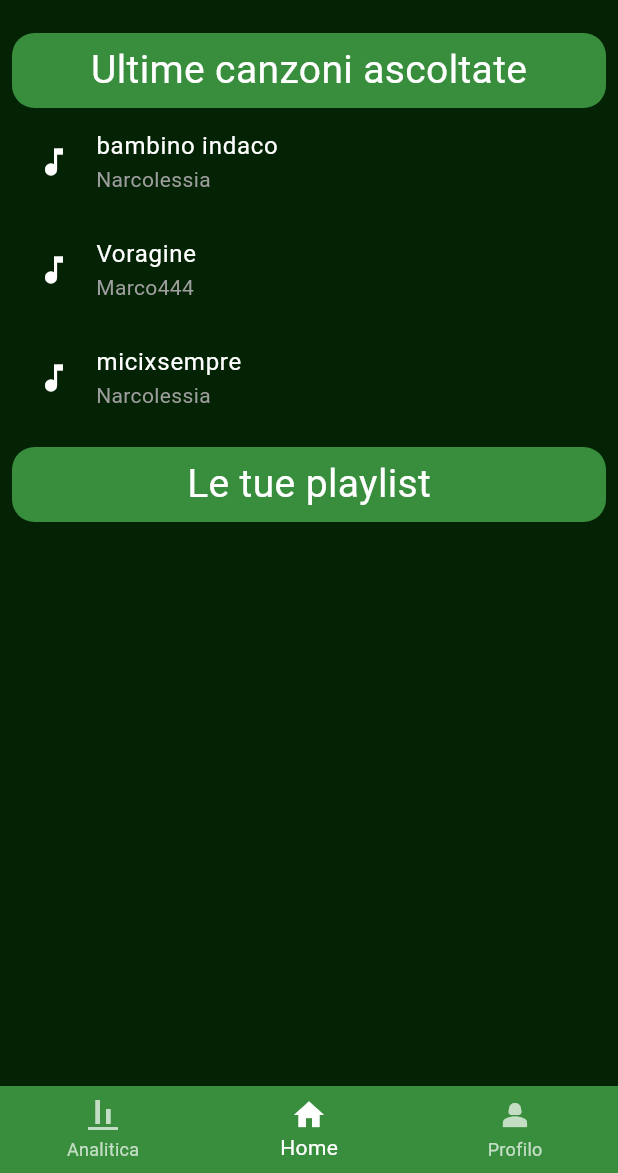
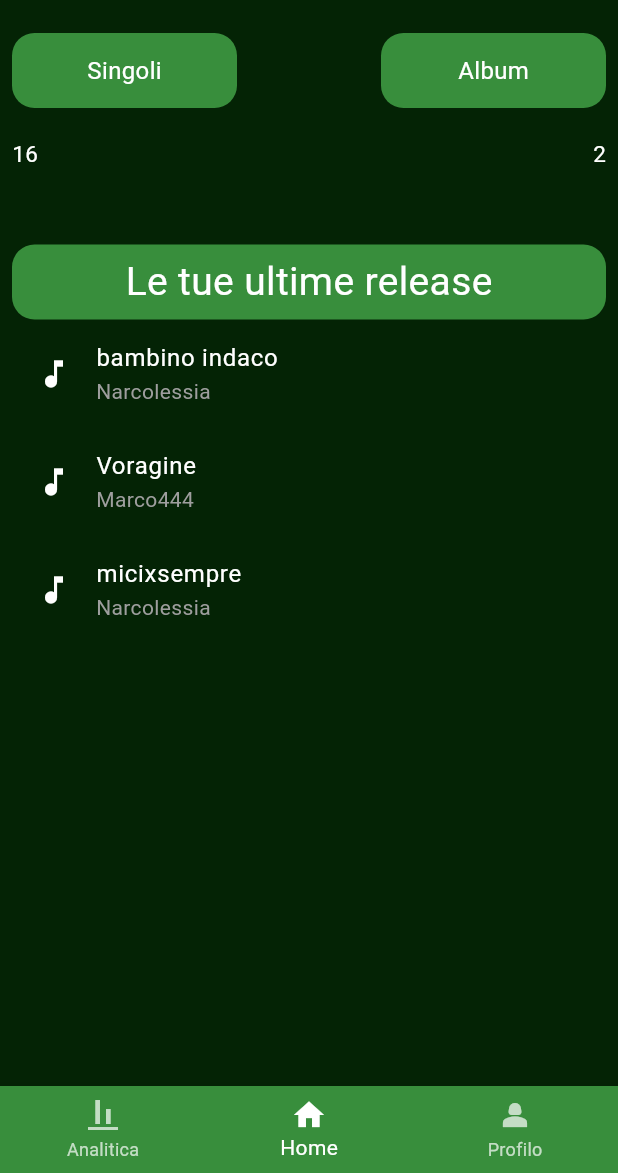
Before and after one commit to agiovanelli/FrogTunes, a Flutter app: the HomeAMEView screen opened directly, on a phone screen of 412 x 824 dp, the part 63-1236 px from its top. Run offline on Flutter 3.47's test engine with Material 3 defaults, Android fonts, the phone set to English and light mode, and no system bars.

Commit message:
Update contentA.dart

```diff
--- a/code/frogtunes/lib/AME/contentA.dart
+++ b/code/frogtunes/lib/AME/contentA.dart
@@ -11,6 +11,50 @@ class HomeAContent extends StatelessWidget {
           padding: const EdgeInsets.all(8.0),
           child: Column(
             children: [
+              Row(
+                mainAxisAlignment: MainAxisAlignment
+                    .spaceBetween, // Allinea il container a sinistra
+                children: [
+                  Container(
+                    height: 50,
+                    width: 150,
+                    decoration: BoxDecoration(
+                      color: Colors.green[700],
+                      borderRadius: BorderRadius.circular(15.0),
+                    ),
+                    child: const Padding(
+                      padding: EdgeInsets.symmetric(horizontal: 8.0),
+                      child: Center(
+                        child: Text('Singoli',
+                            style:
+                                TextStyle(fontSize: 16, color: Colors.white)),
+                      ),
+                    ),
+                  ),
+                  Container(
+                      height: 50,
+                      width: 150,
+                      decoration: BoxDecoration(
+                        color: Colors.green[700],
+                        borderRadius: BorderRadius.circular(15.0),
+                      ),
+                      child: const Center(
+                          child: Text('Album',
+                              style: TextStyle(
+                                  fontSize: 16, color: Colors.white)))),
+                ],
+              ),
+              const SizedBox(height: 20),
+              const Row(
+                  mainAxisAlignment: MainAxisAlignment
+                      .spaceBetween, // Allinea il container a sinistra
+                  children: [
+                    Text('16',
+                        style: TextStyle(fontSize: 15, color: Colors.white)),
+                    Text('2',
+                        style: TextStyle(fontSize: 15, color: Colors.white))
+                  ]),
+              const SizedBox(height: 50),
               Container(
                   height: 50,
                   decoration: BoxDecoration(
@@ -18,7 +62,7 @@ class HomeAContent extends StatelessWidget {
                     borderRadius: BorderRadius.circular(15.0),
                   ),
                   child: const Center(
-                      child: Text('Ultime canzoni ascoltate',
+                      child: Text('Le tue ultime release',
                           style:
                               TextStyle(fontSize: 26, color: Colors.white)))),
               const ListTile(
@@ -44,17 +88,6 @@ class HomeAContent extends StatelessWidget {
               const SizedBox(
                 height: 10,
               ),
-              Container(
-                  height: 50,
-                  decoration: BoxDecoration(
-                    color: Colors.green[700],
-                    borderRadius: BorderRadius.circular(15.0),
-                  ),
-                  child: const Center(
-                      child: Text('Le tue playlist',
-                          style:
-                              TextStyle(fontSize: 26, color: Colors.white)))),
-              const SizedBox(height: 5),
             ],
           ),
         ),
```
